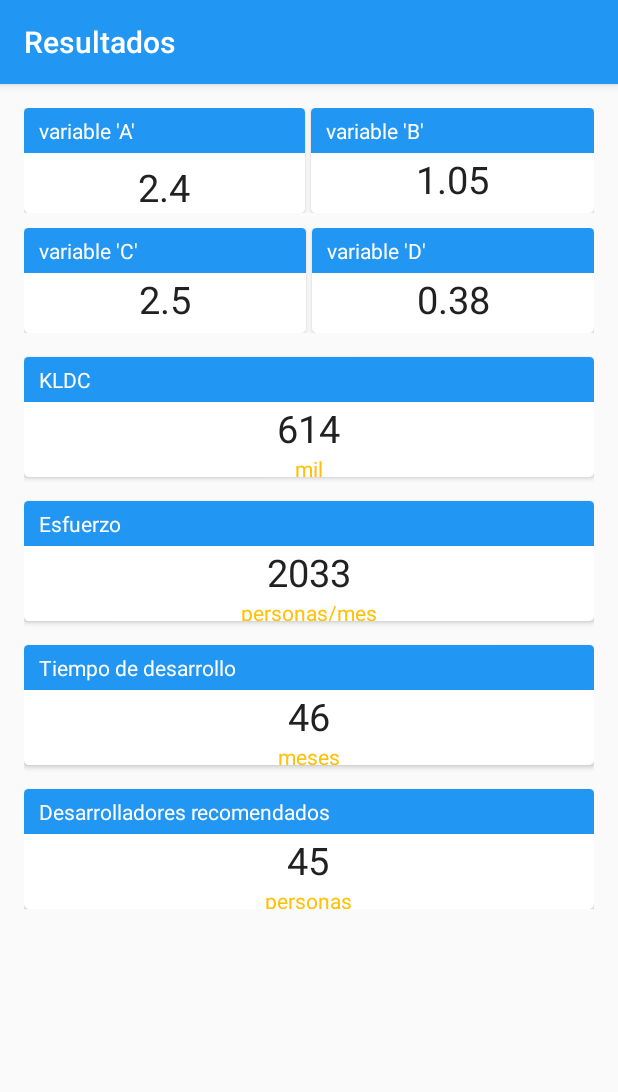
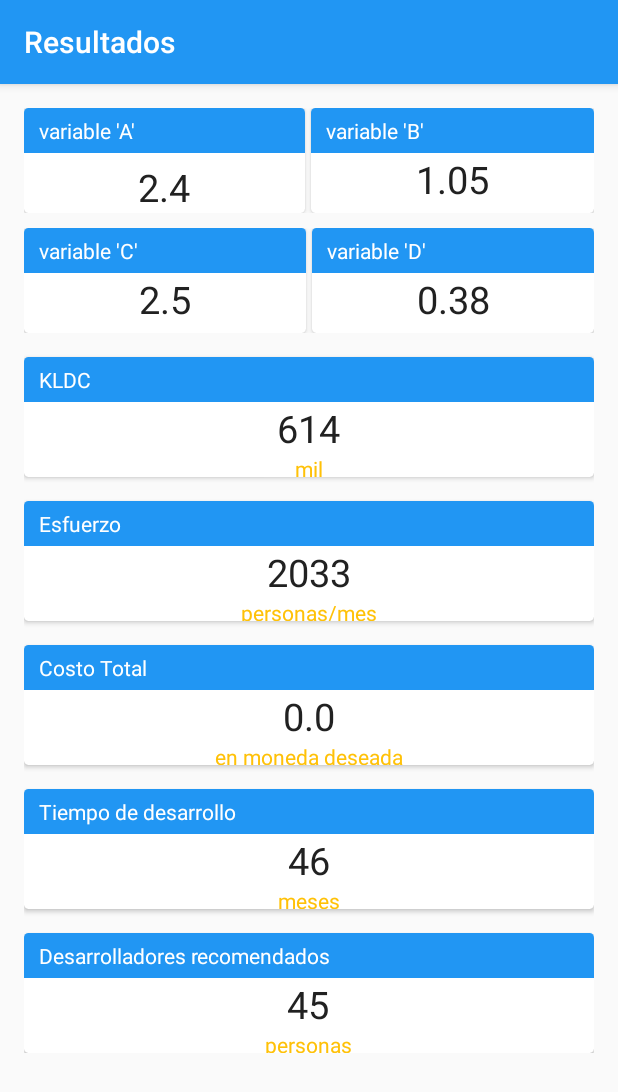
Before and after one commit to leonus96/Cocomo-Basico-ANDROID, an Android app: the PF screen opened directly, with no data from a screen before it, after a tap on an icon or button, on a phone screen of 412 x 824 dp. Shown: the top 1092 px of the screen. Run offline under Robolectric (Android 15) with nearby library versions, the phone set to English and light mode, and no system bars; libraries missing offline, so code that uses them is left out: android.test.suitebuilder; 2 statements that could not run were skipped.

Commit message:
Agregado Costo total

```diff
--- a/app/src/main/java/com/leonus96/joseph/cocomobasico/MainActivity.java
+++ b/app/src/main/java/com/leonus96/joseph/cocomobasico/MainActivity.java
@@ -26,6 +26,7 @@ public class MainActivity extends AppCompatActivity {
     private RadioButton radioButtonMedio;
     private RadioButton radioButtonEmbebido;
     private TextView textViewDescription;
+    private EditText editTextSueldo;
     private EditText editTextKLDC;
     private FancyButton buttonPF;
     private FloatingActionButton fab;
@@ -45,6 +46,7 @@ public class MainActivity extends AppCompatActivity {
         radioButtonMedio = (RadioButton) findViewById(R.id.radioButtonMedio);
         radioButtonEmbebido = (RadioButton) findViewById(R.id.radioButtonEmbebido);
         textViewDescription = (TextView) findViewById(R.id.textViewDescription);
+        editTextSueldo = (EditText) findViewById(R.id.editTextSueldo);
         editTextKLDC = (EditText) findViewById(R.id.editTextKLDC);
         buttonPF = (FancyButton) findViewById(R.id.buttonPF);
 
@@ -66,6 +68,7 @@ public class MainActivity extends AppCompatActivity {
             @Override
             public void onClick(View view) {
                 Intent intent = new Intent(MainActivity.this, PF.class);
+                intent.putExtra("sueldo", Double.parseDouble(editTextSueldo.getText().toString()));
                 intent.putExtra("itemRadio", getItemChecked());
                 startActivity(intent);
 
@@ -78,6 +81,7 @@ public class MainActivity extends AppCompatActivity {
                 if(validar()){
                     Intent intent = new Intent(MainActivity.this, Resultados.class);
                     intent.putExtra("itemRadio", getItemChecked());
+                    intent.putExtra("Sueldo", Double.parseDouble(editTextSueldo.getText().toString()));
                     intent.putExtra("KLDC", Double.parseDouble(editTextKLDC.getText().toString()));
                     startActivity(intent);
                 }
--- a/app/src/main/java/com/leonus96/joseph/cocomobasico/PF.java
+++ b/app/src/main/java/com/leonus96/joseph/cocomobasico/PF.java
@@ -124,6 +124,7 @@ public class PF extends AppCompatActivity {
                 Bundle type = getIntent().getExtras();
                 Intent intent = new Intent(PF.this, Resultados.class);
                 intent.putExtra("itemRadio", type.getInt("itemRadio"));
+                intent.putExtra("sueldo", type.getDouble("sueldo"));
                 intent.putExtra("KLDC", pf2KLDC());
                 startActivity(intent);
             }
--- a/app/src/main/java/com/leonus96/joseph/cocomobasico/Resultados.java
+++ b/app/src/main/java/com/leonus96/joseph/cocomobasico/Resultados.java
@@ -6,6 +6,7 @@ import android.support.design.widget.FloatingActionButton;
 import android.support.design.widget.Snackbar;
 import android.support.v7.app.AppCompatActivity;
 import android.support.v7.widget.Toolbar;
+import android.test.suitebuilder.TestMethod;
 import android.view.View;
 import android.widget.TextView;
 
@@ -18,6 +19,7 @@ public class Resultados extends AppCompatActivity {
     private TextView effort;
     private TextView time;
     private TextView dev;
+    private TextView costo;
 
     @Override
     protected void onCreate(Bundle savedInstanceState) {
@@ -35,6 +37,7 @@ public class Resultados extends AppCompatActivity {
         effort = (TextView) findViewById(R.id.effort);
         time = (TextView) findViewById(R.id.time);
         dev = (TextView) findViewById(R.id.dev);
+        costo = (TextView) findViewById(R.id.costo);
 
         cocomobasico();
     }
@@ -58,6 +61,7 @@ public class Resultados extends AppCompatActivity {
         double esfuerzo = a * Math.pow(kldc, b);
         double desTime = c * Math.pow(esfuerzo, d);
         double developers = esfuerzo/desTime;
+        double costoTotal = datos.getDouble("Sueldo") * esfuerzo;
 
 
 
@@ -73,6 +77,7 @@ public class Resultados extends AppCompatActivity {
         //effort.setText(Double.toString(Math.ceil(esfuerzo)));
         time.setText(Integer.toString((int)Math.ceil(desTime)));
         dev.setText(Integer.toString((int)Math.ceil(developers)));
+        costo.setText(Double.toString(costoTotal));
     }
 
 }
--- a/app/src/main/res/layout/content_resultados.xml
+++ b/app/src/main/res/layout/content_resultados.xml
@@ -326,6 +326,63 @@
 
         </android.support.v7.widget.CardView>
 
+        <android.support.v7.widget.CardView
+            android:layout_width="match_parent"
+            android:layout_height="80dp"
+            android:layout_gravity="center"
+            android:layout_marginTop="16dp"
+            android:elevation="5dp"
+            app:cardCornerRadius="3dp">
+
+            <LinearLayout
+                android:layout_width="match_parent"
+                android:layout_height="match_parent"
+                android:orientation="vertical">
+
+                <LinearLayout
+                    android:layout_width="match_parent"
+                    android:layout_height="wrap_content"
+                    android:background="@color/colorPrimary">
+
+                    <TextView
+                        android:layout_width="match_parent"
+                        android:layout_height="wrap_content"
+                        android:layout_marginBottom="5dp"
+                        android:layout_marginStart="10dp"
+                        android:layout_marginTop="5dp"
+                        android:text="Costo Total"
+                        android:textColor="#fff" />
+
+                </LinearLayout>
+
+
+                <LinearLayout
+                    android:layout_width="wrap_content"
+                    android:layout_height="wrap_content"
+                    android:layout_gravity="center"
+                    android:orientation="vertical">
+
+                    <TextView
+                        android:id="@+id/costo"
+                        android:layout_width="match_parent"
+                        android:layout_height="wrap_content"
+                        android:gravity="center"
+                        android:text=""
+                        android:textColor="@color/colorPrimaryText"
+                        android:textSize="25sp" />
+
+                    <TextView
+                        android:layout_width="wrap_content"
+                        android:layout_height="wrap_content"
+                        android:text="en moneda deseada"
+                        android:textColor="@color/colorAccent" />
+
+                </LinearLayout>
+            </LinearLayout>
+
+
+        </android.support.v7.widget.CardView>
+
 
         <android.support.v7.widget.CardView
             android:layout_width="match_parent"
```
Also changed, not shown: app/src/main/res/layout/content_main.xml (+24 -0 lines).
